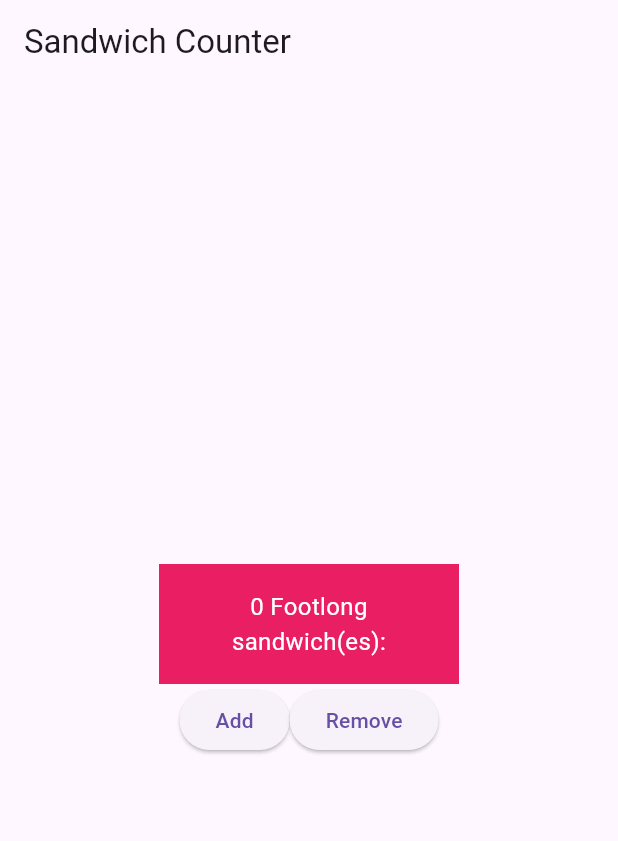
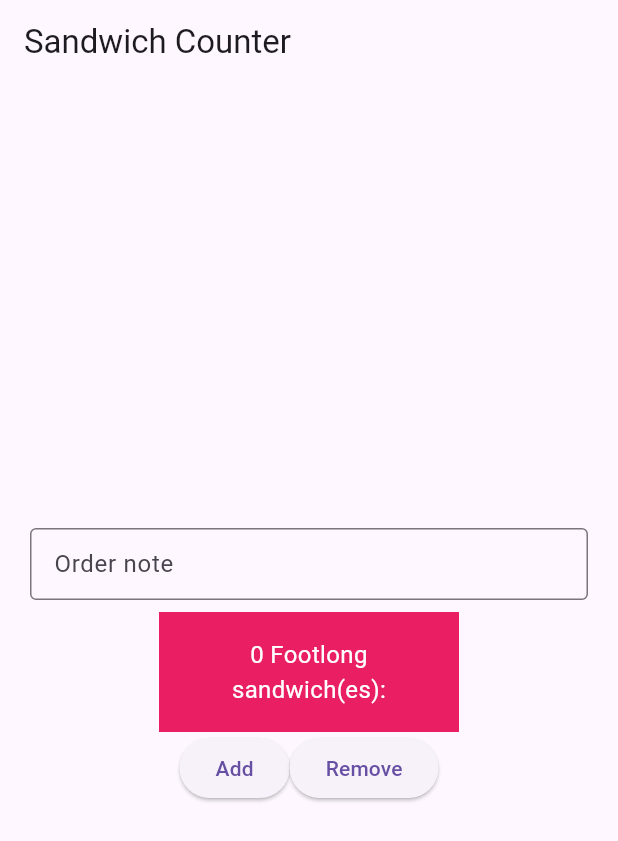
Before and after one commit to ririshar/sandwhich_shop, a Flutter app: the screen it shows after launch, on a phone screen of 412 x 824 dp. Shown: the top 841 px of the screen. Run offline on Flutter 3.47's test engine with Material 3 defaults, Android fonts, the phone set to English and light mode, and no system bars.

Commit message:
Added order notes field

```diff
--- a/lib/main.dart
+++ b/lib/main.dart
@@ -29,16 +29,29 @@ class OrderScreen extends StatefulWidget {
 
 class _OrderScreenState extends State<OrderScreen> {
   int _quantity = 0;
+  final TextEditingController _noteController = TextEditingController();
+  String _note = '';
+
   void _increaseQuantity() {
+    // read current note before updating quantity
+    _note = _noteController.text.trim();
     if (_quantity < widget.maxQuantity) {
       setState(() => _quantity++);
     }
   }
 
   void _decreaseQuantity() {
+    // read current note before updating quantity
+    _note = _noteController.text.trim();
     if (_quantity > 0) {
       setState(() => _quantity--);
     }
+  }
+
+  @override
+  void dispose() {
+    _noteController.dispose();
+    super.dispose();
   }
 
   @override
@@ -51,10 +64,30 @@ class _OrderScreenState extends State<OrderScreen> {
         child: Column(
           mainAxisAlignment: MainAxisAlignment.center,
           children: <Widget>[
+            // Notes input field
+            Padding(
+              padding: const EdgeInsets.symmetric(horizontal: 20.0, vertical: 8.0),
+              child: TextField(
+                controller: _noteController,
+                decoration: const InputDecoration(
+                  hintText: 'Add notes (e.g. "no onions", "extra pickles")',
+                  labelText: 'Order note',
+                  border: OutlineInputBorder(), // adds a border
+                  isDense: true,
+                ),
+                maxLines: 1,
+              ),
+            ),
             OrderItemDisplay(
               _quantity,
               'Footlong',
             ),
+            // show the current note for this order
+            if (_note.isNotEmpty)
+              Padding(
+                padding: const EdgeInsets.only(top: 8.0),
+                child: Text('Note: $_note', style: const TextStyle(fontStyle: FontStyle.italic)),
+              ),
             Row(
               mainAxisAlignment: MainAxisAlignment.center,
               children: [
```
